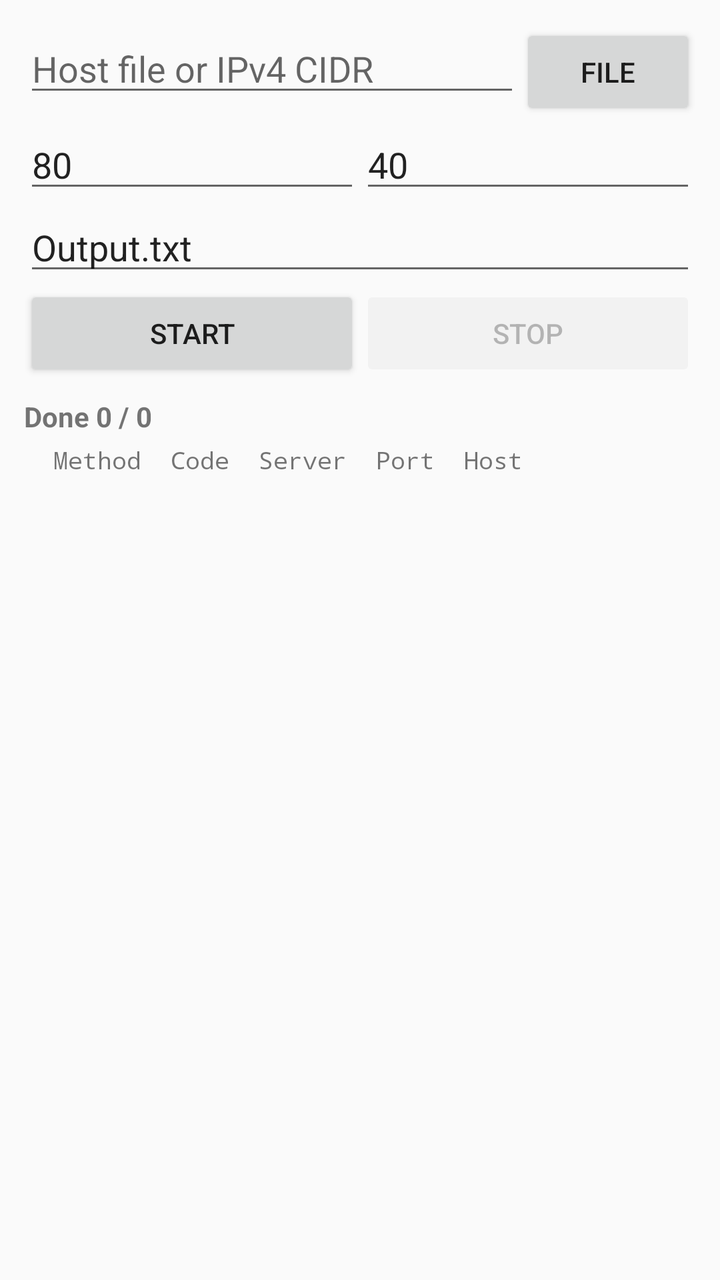
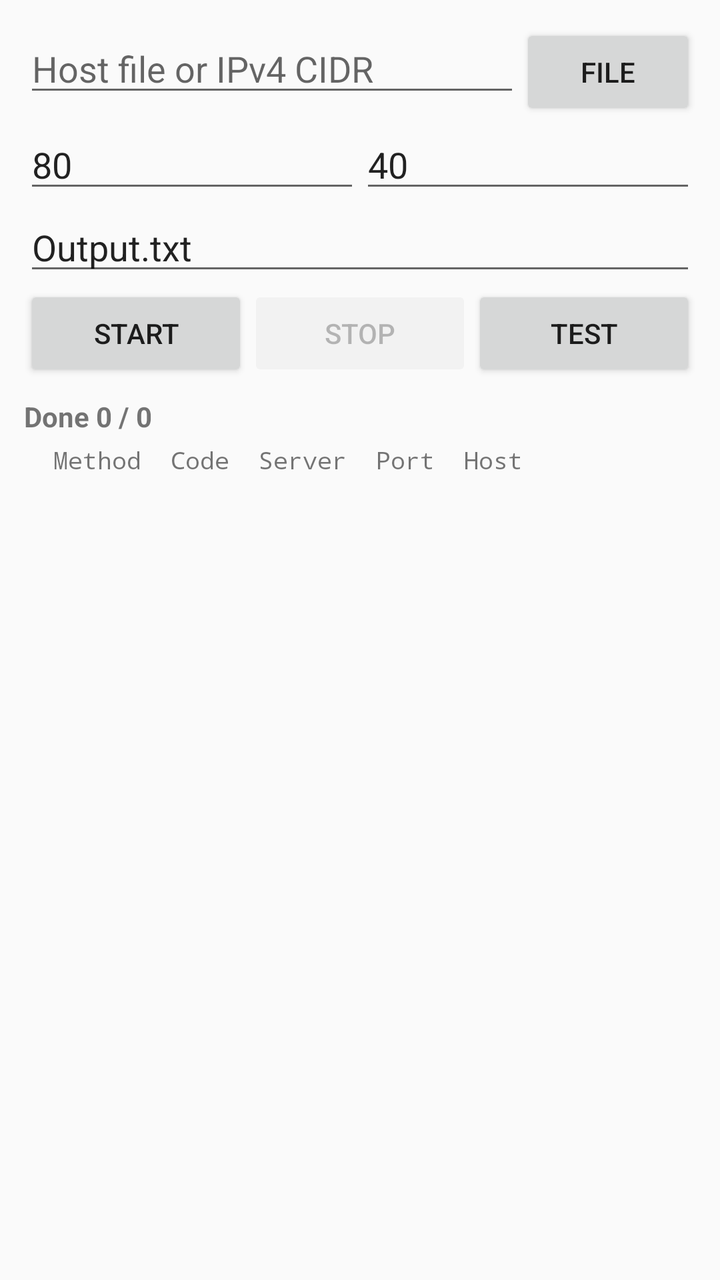

Before-and-after screenshots of an Android layout around one commit, followed by the original layout XML and the change that was made.
<!-- AndroidManifest.xml: application theme android:Theme.Material.Light.NoActionBar -->
<!-- res/layout/activity_main.xml -->
<?xml version="1.0" encoding="utf-8"?>
<LinearLayout xmlns:android="http://schemas.android.com/apk/res/android"
    android:layout_width="match_parent"
    android:layout_height="match_parent"
    android:orientation="vertical"
    android:padding="12dp">

    <LinearLayout
        android:layout_width="match_parent"
        android:layout_height="wrap_content"
        android:orientation="horizontal">
        <EditText
            android:id="@+id/inputText"
            android:layout_width="0dp"
            android:layout_height="wrap_content"
            android:layout_weight="1"
            android:hint="Host file or IPv4 CIDR"
            android:inputType="textUri"
            android:singleLine="true" />
        <Button
            android:id="@+id/chooseFile"
            android:layout_width="wrap_content"
            android:layout_height="wrap_content"
            android:text="File" />
    </LinearLayout>

    <LinearLayout
        android:layout_width="match_parent"
        android:layout_height="wrap_content"
        android:orientation="horizontal">
        <EditText
            android:id="@+id/ports"
            android:layout_width="0dp"
            android:layout_height="wrap_content"
            android:layout_weight="1"
            android:hint="Ports"
            android:text="80"
            android:inputType="text" />
        <EditText
            android:id="@+id/threads"
            android:layout_width="0dp"
            android:layout_height="wrap_content"
            android:layout_weight="1"
            android:hint="Threads"
            android:text="40"
            android:inputType="number" />
    </LinearLayout>

    <EditText
        android:id="@+id/outputName"
        android:layout_width="match_parent"
        android:layout_height="wrap_content"
        android:hint="Output name"
        android:text="Output.txt"
        android:inputType="text"
        android:singleLine="true" />

    <LinearLayout
        android:layout_width="match_parent"
        android:layout_height="wrap_content"
        android:orientation="horizontal">
        <Button
            android:id="@+id/start"
            android:layout_width="0dp"
            android:layout_height="wrap_content"
            android:layout_weight="1"
            android:text="Start" />
        <Button
            android:id="@+id/stop"
            android:layout_width="0dp"
            android:layout_height="wrap_content"
            android:layout_weight="1"
            android:enabled="false"
            android:text="Stop" />
    </LinearLayout>

    <TextView
        android:id="@+id/progress"
        android:layout_width="match_parent"
        android:layout_height="wrap_content"
        android:paddingTop="8dp"
        android:text="Done 0 / 0"
        android:textStyle="bold" />

    <ScrollView
        android:layout_width="match_parent"
        android:layout_height="0dp"
        android:layout_weight="1"
        android:fillViewport="true"
        android:layout_marginTop="4dp">
        <TextView
            android:id="@+id/results"
            android:layout_width="match_parent"
            android:layout_height="wrap_content"
            android:fontFamily="monospace"
            android:text="  Method  Code  Server  Port  Host"
            android:textSize="12sp" />
    </ScrollView>
</LinearLayout>
<!-- resources referenced by this layout -->
<resources>

</resources>

<!-- the commit's change to res/layout/activity_main.xml (unified diff, before → after) -->
@@ -72,6 +72,12 @@
             android:layout_weight="1"
             android:enabled="false"
             android:text="Stop" />
+        <Button
+            android:id="@+id/test"
+            android:layout_width="0dp"
+            android:layout_height="wrap_content"
+            android:layout_weight="1"
+            android:text="Test" />
     </LinearLayout>
 
     <TextView
